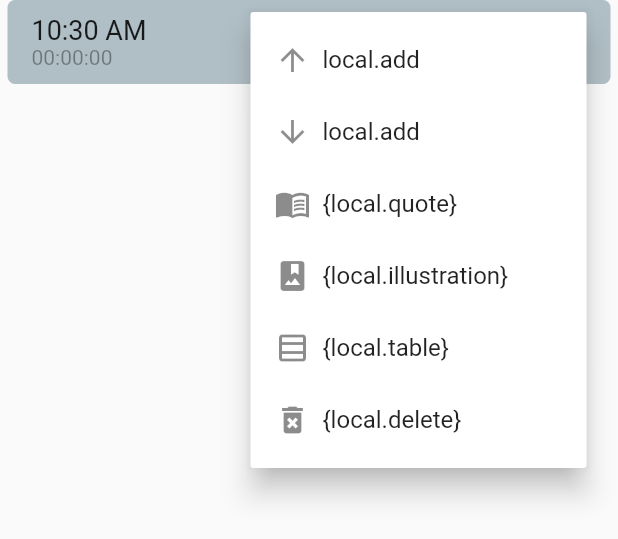
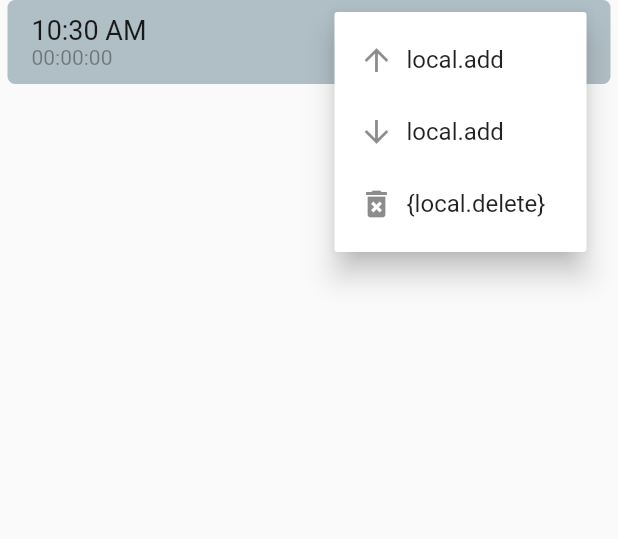
Before and after one commit to metelitsa-dmitry/inTimeApp, a Flutter app: the ItemWidget widget shown alone on an empty page, opened directly with empty values, after a tap on the "more vert" icon, on a phone screen of 412 x 824 dp. Shown: the top 539 px of the screen. Run offline on Flutter 3.47's test engine with Material 2 defaults, Android fonts, the phone set to English and light mode, and no system bars; our stand-ins replace bloc, dartz, equatable, flutter_bloc, flutter_speed_dial, freezed_annotation and 3 more; accounts and stored records are empty.

Commit message:
refactored popupmenu it item_widget.dart

```diff
--- a/lib/main.dart
+++ b/lib/main.dart
@@ -46,8 +46,8 @@ class MyApp extends StatelessWidget {
           BlocProvider(
               create: (context) => sl<ListTimeSetsBloc>()..add(const Loaded())),
           BlocProvider(create: (context) => sl<FabVisibilityBloc>()),
-          //BlocProvider(create: (context) => sl<AddUpdateItemFormBloc>()),
-          //BlocProvider(create: (context) => sl<AddUpdateItemBloc>()),
+          // BlocProvider(create: (context) => sl<AddUpdateItemFormBloc>()),
+          // BlocProvider(create: (context) => sl<AddUpdateItemBloc>()),
         ],
         child: const TimeSetScreen(),
       ),
--- a/lib/time_set_feature/presentation/screens/add_update_item_screen/widgets/text_input_field_widget.dart
+++ b/lib/time_set_feature/presentation/screens/add_update_item_screen/widgets/text_input_field_widget.dart
@@ -1,7 +1,6 @@
 import 'package:flutter_bloc/flutter_bloc.dart';
 import 'package:flutter/material.dart';
 import 'package:in_time/time_set_feature/presentation/screens/add_update_item_screen/bloc_add_update_item/item_form_bloc.dart';
-
 import '../../../../domain/entities/item_of_set_entity.dart';
 
 class TextInputFieldWidget extends StatefulWidget {
@@ -20,7 +19,6 @@ class _TextInputFieldWidgetState extends State<TextInputFieldWidget> {
   @override
   void initState() {
     super.initState();
-    // final title = context.read<AddUpdateItemFormBloc>().state.titleItem;
     _titleItemController = TextEditingController(text: widget.itemOfSet.titleItem);
   }
 
--- a/lib/time_set_feature/presentation/screens/timeset_screen/bloc_time_set/bloc_time_set_event.dart
+++ b/lib/time_set_feature/presentation/screens/timeset_screen/bloc_time_set/bloc_time_set_event.dart
@@ -9,9 +9,9 @@ class TimeSetEvent with _$TimeSetEvent {
   const factory TimeSetEvent.changeDurationTimeSet({required DateTime newDuration}) = ChangeDurationTimeSetEvent;
   const factory TimeSetEvent.changeFinishTimeSet({required DateTime newFinishTime}) = ChangeFinishTimeSetEvent;
   const factory TimeSetEvent.addItemOfSet() = AddItemOfSetEvent;
+  const factory TimeSetEvent.insertItemInSet({required int index}) = InsertItemInSetEvent;
   const factory TimeSetEvent.addSeveralItemOfSet({required int count, required int startNumber}) = AddSeveralItemOfSetEvent;
   const factory TimeSetEvent.removeItemOfSet({required int id}) = RemoveItemOfSetEvent;
   const factory TimeSetEvent.cleanListItemOfSet() = CleanListItemOfSetEvent;
 
-
 }
--- a/lib/time_set_feature/presentation/screens/timeset_screen/widgets/item_widget.dart
+++ b/lib/time_set_feature/presentation/screens/timeset_screen/widgets/item_widget.dart
@@ -1,7 +1,8 @@
 import 'package:flutter/material.dart';
+import 'package:flutter_bloc/flutter_bloc.dart';
 import 'package:in_time/time_set_feature/domain/entities/item_of_set_entity.dart';
+import 'package:in_time/time_set_feature/presentation/screens/timeset_screen/bloc_time_set/bloc_time_set_bloc.dart';
 import '../../../../domain/entities/time_set_entity.dart';
-
 
 class ItemWidget extends StatelessWidget {
   const ItemWidget({
@@ -48,7 +49,7 @@ class ItemWidget extends StatelessWidget {
             ],
           ),
           subtitle: item.titleItem != '' ? ItemTitle(item: item) : null,
-          trailing: MyPopupMenuButton(item: item),
+          trailing: MyPopupMenuButton(index: index),
         ),
       );
   }
@@ -57,35 +58,27 @@ class ItemWidget extends StatelessWidget {
 class MyPopupMenuButton extends StatelessWidget {
   const MyPopupMenuButton({
     Key? key,
-    required this.item,
+    required this.index,
   }) : super(key: key);
 
-  final ItemOfSetEntity item;
+  final int index;
 
   @override
   Widget build(BuildContext context) {
-    // final _timeSet= context.watch<TimeModule>().timeSet;
-    // final local = AppLocalizations.of(context)!;
+    final blocTimeSet = context.read<TimeSetBloc>();
+
+        // final local = AppLocalizations.of(context)!;
     return PopupMenuButton(
         onSelected: (value) {
           switch (value) {
             case 1:
-              // context.read<TimeSetModule>().insertItemAbove(index);
+              blocTimeSet.add(InsertItemInSetEvent(index: index));
               break;
             case 2:
-              // context.read<TimeSetModule>().insertItemUnder(index);
+              blocTimeSet.add(InsertItemInSetEvent(index: index + 1));
               break;
             case 3:
-              // context.read<TimeSetModule>().deleteItemFromList(index);
-              break;
-            case 4:
-              // context.read<TimeSetModule>().changeIsVerse(item);
-              break;
-            case 5:
-              // context.read<TimeSetModule>().changeIsPicture(item);
-              break;
-            case 6:
-              // context.read<TimeSetModule>().changeIsTable(item);
+              blocTimeSet.add(RemoveItemOfSetEvent(id: index));
               break;
           }
         },
@@ -107,36 +100,6 @@ class MyPopupMenuButton extends StatelessWidget {
                     Icon(Icons.arrow_downward),
                     SizedBox(width: 8),
                     Text('local.add'),
-                  ],
-                ),
-              ),
-              PopupMenuItem(
-                value: 4,
-                child: Row(
-                  children: const [
-                    Icon(Icons.menu_book),
-                    SizedBox(width: 8),
-                    Text('{local.quote} '),
-                  ],
-                ),
-              ),
-              PopupMenuItem(
-                value: 5,
-                child: Row(
-                  children: const [
-                    Icon(Icons.photo_album),
-                    SizedBox(width: 8),
-                    Text('{local.illustration} '),
-                  ],
-                ),
-              ),
-              PopupMenuItem(
-                value: 6,
-                child: Row(
-                  children: const [
-                    Icon(Icons.table_rows_outlined),
-                    SizedBox(width: 8),
-                    Text('{local.table} '),
                   ],
                 ),
               ),
```
Also changed, not shown: lib/time_set_feature/presentation/screens/timeset_screen/bloc_time_set/bloc_time_set_bloc.dart (+33 -0 lines), lib/time_set_feature/presentation/screens/timeset_screen/bloc_time_set/bloc_time_set_bloc.freezed.dart.
